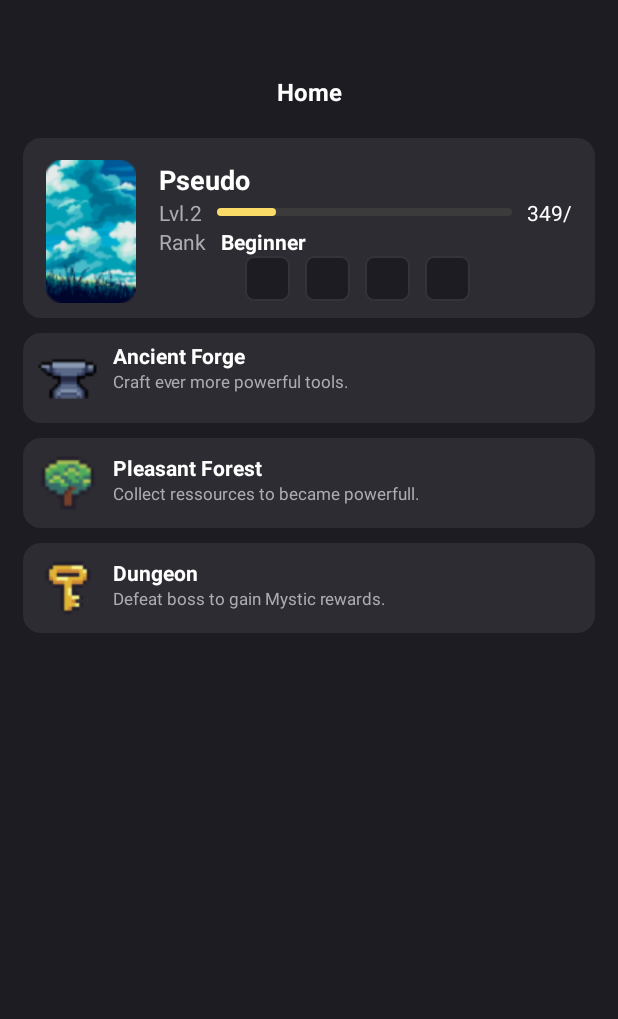
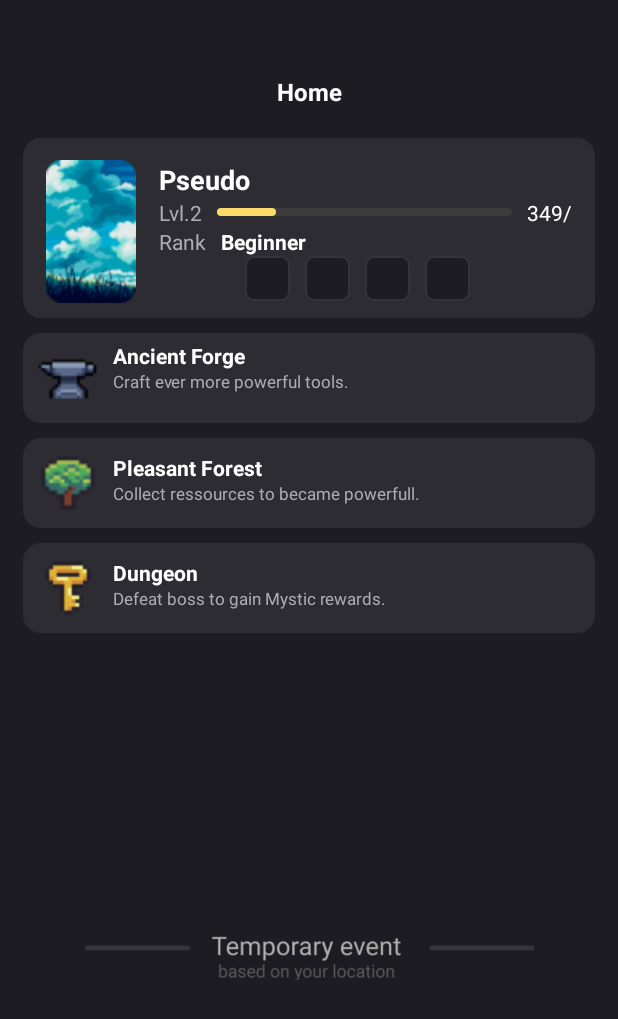
Before and after one commit to WINK3R/ShakeAndCraft, an Android app: the layout fragment_home.xml on its own in the app's theme, with its tools: preview values and no code run, on a phone screen of 412 x 824 dp. Shown: the top 1019 px of the screen. Run offline under Robolectric (Android 15) with nearby library versions, the phone set to English and light mode, and no system bars; network calls fail.

Commit message:
adaptive homepage for landscape orientation

```diff
--- a/ShakeAndCraft/app/src/main/java/com/example/shakecraft/HomeFragment.kt
+++ b/ShakeAndCraft/app/src/main/java/com/example/shakecraft/HomeFragment.kt
@@ -5,7 +5,6 @@ import android.view.LayoutInflater
 import android.view.View
 import android.view.ViewGroup
 import android.widget.ImageView
-import android.widget.LinearLayout
 import android.widget.ProgressBar
 import android.widget.TextView
 import androidx.constraintlayout.widget.ConstraintLayout
@@ -26,7 +25,7 @@ class HomeFragment : Fragment() {
     private lateinit var buttonForge : ConstraintLayout
     private lateinit var playermage : ImageView
     private lateinit var equipeditem: ImageView
-    private lateinit var event: LinearLayout
+    private lateinit var eventFishing: ImageView
 
     override fun onCreate(savedInstanceState: Bundle?) {
         super.onCreate(savedInstanceState)
@@ -62,7 +61,7 @@ class HomeFragment : Fragment() {
         playermage = view.findViewById(R.id.playerImage)
         buttonCollect = view.findViewById(R.id.buttonCollect)
         equipeditem = view.findViewById(R.id.equipedItemAttack)
-        event = view.findViewById(R.id.event_container)
+        eventFishing = view.findViewById(R.id.buttonFishing)
         buttonCollect.setOnClickListener{
             findNavController().navigate(R.id.action_homeFragment_to_collectFragment, null, NavOptions.Builder().setPopUpTo(R.id.homeFragment, false).build())
         }
@@ -84,8 +83,8 @@ class HomeFragment : Fragment() {
         playermage.setImageResource(currentPlayer.image)
         if(currentPlayer.equipedItem?.type?.image != null) equipeditem.setImageResource(
             currentPlayer.equipedItem!!.type.image)
-        if(isRaining == false){
-            event.visibility = View.VISIBLE
+        if(isRaining == true){
+            eventFishing.visibility = View.VISIBLE
 
         }
     }
--- /dev/null
+++ b/ShakeAndCraft/app/src/main/res/layout-land/fragment_home.xml
@@ -0,0 +1,449 @@
+<?xml version="1.0" encoding="utf-8"?>
+<androidx.constraintlayout.widget.ConstraintLayout xmlns:android="http://schemas.android.com/apk/res/android"
+    xmlns:app="http://schemas.android.com/apk/res-auto"
+    xmlns:tools="http://schemas.android.com/tools"
+    android:layout_width="match_parent"
+    android:layout_height="match_parent"
+    android:background="@color/black_800"
+    tools:context=".MainActivity">
+
+    <TextView
+        android:id="@+id/textView2"
+        android:layout_width="wrap_content"
+        android:layout_height="wrap_content"
+        android:layout_marginTop="10dp"
+        android:paddingBottom="10dp"
+        android:text="@string/home_title"
+        android:textColor="@color/white"
+        android:textSize="16sp"
+        android:textStyle="bold"
+        app:layout_constraintEnd_toEndOf="parent"
+        app:layout_constraintStart_toStartOf="parent"
+        app:layout_constraintTop_toTopOf="parent" />
+
+    <androidx.constraintlayout.widget.ConstraintLayout
+        android:id="@+id/constraintLayout"
+        android:layout_width="250dp"
+        android:layout_height="wrap_content"
+        android:layout_marginHorizontal="15dp"
+        android:background="@drawable/rounded_border_button"
+        android:paddingLeft="15dp"
+        android:paddingRight="15dp"
+        app:layout_constraintBottom_toBottomOf="parent"
+        app:layout_constraintStart_toStartOf="parent"
+        app:layout_constraintTop_toBottomOf="@+id/textView2">
+
+
+        <LinearLayout
+            android:id="@+id/profil_container"
+            android:layout_width="match_parent"
+            android:layout_height="match_parent"
+            android:gravity="center_vertical"
+            android:orientation="horizontal"
+            app:layout_constraintEnd_toEndOf="parent"
+            app:layout_constraintStart_toStartOf="parent">
+
+            <FrameLayout
+                android:layout_width="wrap_content"
+                android:layout_height="wrap_content"
+                android:layout_marginVertical="10dp">
+
+                <ImageView
+                    android:id="@+id/imageView2"
+                    android:layout_width="60dp"
+                    android:layout_height="95dp"
+                    android:layout_gravity="bottom"
+                    android:contentDescription="@string/landscape"
+                    android:src="@drawable/background" />
+
+                <ImageView
+                    android:id="@+id/playerImage"
+                    android:layout_width="50dp"
+                    android:layout_height="80dp"
+                    android:layout_gravity="bottom"
+                    android:contentDescription="Landscape" />
+            </FrameLayout>
+
+            <LinearLayout
+                android:layout_width="match_parent"
+                android:layout_height="wrap_content"
+                android:layout_marginLeft="15dp"
+                android:layout_marginTop="15dp"
+                android:orientation="vertical">
+
+                <TextView
+                    android:id="@+id/pseudoTextView"
+                    android:layout_width="wrap_content"
+                    android:layout_height="wrap_content"
+                    android:text="Pseudo"
+                    android:textColor="@color/white"
+                    android:textSize="18sp"
+                    android:textStyle="bold" />
+
+                <LinearLayout
+                    android:layout_width="match_parent"
+                    android:layout_height="wrap_content"
+                    android:gravity="center_vertical"
+                    android:orientation="horizontal">
+
+                    <TextView
+                        android:id="@+id/textView6"
+                        android:layout_width="wrap_content"
+                        android:layout_height="wrap_content"
+                        android:text="Lvl."
+                        android:textColor="@color/grey_300" />
+
+                    <TextView
+                        android:id="@+id/levelTextView"
+                        android:layout_width="wrap_content"
+                        android:layout_height="wrap_content"
+                        android:text="2"
+                        android:textColor="@color/grey_300" />
+
+                    <ProgressBar
+                        android:id="@+id/levelProgressBar"
+                        style="?android:attr/progressBarStyleHorizontal"
+                        android:layout_width="wrap_content"
+                        android:layout_height="5dp"
+                        android:layout_marginHorizontal="10dp"
+                        android:layout_weight="1"
+                        android:max="100"
+                        android:progress="20"
+                        android:progressDrawable="@drawable/custom_level_progressbar" />
+
+                    <TextView
+                        android:id="@+id/xpTextView"
+                        android:layout_width="wrap_content"
+                        android:layout_height="wrap_content"
+                        android:text="349"
+                        android:textColor="@color/white" />
+
+                    <TextView
+                        android:id="@+id/textView7"
+                        android:layout_width="wrap_content"
+                        android:layout_height="wrap_content"
+                        android:text="/"
+                        android:textColor="@color/white" />
+
+                    <TextView
+                        android:id="@+id/maxXpTextView"
+                        android:layout_width="wrap_content"
+                        android:layout_height="wrap_content"
+                        android:textColor="@color/white" />
+
+                </LinearLayout>
+
+                <LinearLayout
+                    android:layout_width="match_parent"
+                    android:layout_height="wrap_content"
+                    android:orientation="horizontal">
+
+                    <TextView
+                        android:id="@+id/textView6"
+                        android:layout_width="wrap_content"
+                        android:layout_height="wrap_content"
+                        android:paddingRight="10dp"
+                        android:text="Rank"
+                        android:textColor="@color/grey_300" />
+
+
+                    <TextView
+                        android:id="@+id/rankTextView"
+                        android:layout_width="wrap_content"
+                        android:layout_height="wrap_content"
+                        android:text="Beginner"
+                        android:textColor="@color/white"
+                        android:textStyle="bold" />
+                </LinearLayout>
+                <LinearLayout
+                    android:layout_width="match_parent"
+                    android:layout_height="wrap_content"
+                    android:gravity="center_horizontal"
+                    android:paddingBottom="15dp"
+                    app:layout_constraintBottom_toBottomOf="parent"
+                    app:layout_constraintTop_toBottomOf="@+id/profil_container"
+                    tools:layout_editor_absoluteX="15dp">
+
+                    <ImageView
+                        android:id="@+id/equipedItemAttack"
+                        android:layout_width="30dp"
+                        android:layout_height="30dp"
+                        android:layout_gravity="bottom"
+                        android:layout_marginRight="10dp"
+                        android:background="@drawable/background_equiped_item"
+                        android:contentDescription="Landscape"
+                        android:tooltipText="Equiped Weapon" />
+
+                    <ImageView
+                        android:id="@+id/equipedItemFishing"
+                        android:layout_width="30dp"
+                        android:layout_height="30dp"
+                        android:layout_gravity="bottom"
+                        android:layout_marginRight="10dp"
+                        android:background="@drawable/background_equiped_item"
+                        android:contentDescription="Landscape"
+                        android:tooltipText="Equiped Fishing Rod" />
+
+                    <ImageView
+                        android:id="@+id/equipedItemCollect"
+                        android:layout_width="30dp"
+                        android:layout_height="30dp"
+                        android:layout_gravity="bottom"
+                        android:layout_marginRight="10dp"
+                        android:background="@drawable/background_equiped_item"
+                        android:contentDescription="Landscape"
+                        android:tooltipText="Equiped Tool" />
+
+                    <ImageView
+                        android:id="@+id/equipedItemArmor"
+                        android:layout_width="30dp"
+                        android:layout_height="30dp"
+                        android:layout_gravity="bottom"
+                        android:layout_marginRight="10dp"
+                        android:background="@drawable/background_equiped_item"
+                        android:contentDescription="Landscape"
+                        android:tooltipText="Equiped Armor" />
+                </LinearLayout>
+
+
+            </LinearLayout>
+
+        </LinearLayout>
+
+
+
+    </androidx.constraintlayout.widget.ConstraintLayout>
+
+
+    <ScrollView
+        android:id="@+id/scroll_activties"
+        android:layout_width="220dp"
+        android:layout_height="200dp"
+        android:layout_marginStart="20dp"
+        app:layout_constraintBottom_toBottomOf="parent"
+        app:layout_constraintStart_toEndOf="@+id/constraintLayout"
+        app:layout_constraintTop_toBottomOf="@+id/textView2">
+
+        <androidx.constraintlayout.widget.ConstraintLayout
+            android:layout_width="wrap_content"
+            android:layout_height="wrap_content">
+
+            <androidx.constraintlayout.widget.ConstraintLayout
+                android:id="@+id/buttonForge"
+                android:layout_width="wrap_content"
+                android:layout_height="60dp"
+                android:layout_marginHorizontal="15dp"
+                android:layout_marginVertical="10dp"
+                android:background="@drawable/rounded_border_button"
+                android:clickable="true"
+                android:foreground="?android:attr/selectableItemBackground"
+                app:layout_constraintEnd_toEndOf="parent"
+                app:layout_constraintStart_toStartOf="parent"
+                app:layout_constraintTop_toBottomOf="@+id/constraintLayout">
+
+
+                <LinearLayout
+                    android:layout_width="wrap_content"
+                    android:layout_height="wrap_content"
+                    android:orientation="horizontal"
+                    app:layout_constraintBottom_toBottomOf="parent"
+                    app:layout_constraintStart_toStartOf="parent"
+                    app:layout_constraintTop_toTopOf="parent">
+
+                    <ImageView
+                        android:id="@+id/imageView2"
+                        android:layout_width="40dp"
+                        android:layout_height="50dp"
+                        android:layout_marginLeft="10dp"
+
+                        android:layout_marginRight="10dp"
+                        android:src="@drawable/ic_anvil" />
+
+                    <LinearLayout
+                        android:layout_width="wrap_content"
+                        android:layout_height="wrap_content"
+                        android:orientation="vertical">
+
+                        <TextView
+                            android:id="@+id/textView4"
+                            android:layout_width="wrap_content"
+                            android:layout_height="wrap_content"
+                            android:text="Ancient Forge"
+                            android:textColor="@color/white"
+                            android:textStyle="bold" />
+
+                        <TextView
+                            android:id="@+id/textView5"
+                            android:layout_width="wrap_content"
+                            android:layout_height="wrap_content"
+                            android:text="Craft ever more powerful tools."
+                            android:textColor="@color/grey_300"
+                            android:textSize="11sp" />
+                    </LinearLayout>
+                </LinearLayout>
+
+            </androidx.constraintlayout.widget.ConstraintLayout>
+
+            <androidx.constraintlayout.widget.ConstraintLayout
+                android:id="@+id/buttonCollect"
+                android:layout_width="wrap_content"
+                android:layout_height="60dp"
+                android:layout_marginHorizontal="15dp"
+                android:layout_marginVertical="10dp"
+                android:background="@drawable/rounded_border_button"
+                android:clickable="true"
+                android:foreground="?android:attr/selectableItemBackground"
+                app:layout_constraintEnd_toEndOf="parent"
+                app:layout_constraintStart_toStartOf="parent"
+                app:layout_constraintTop_toBottomOf="@+id/buttonForge">
+
+
+                <LinearLayout
+                    android:layout_width="wrap_content"
+                    android:layout_height="wrap_content"
+                    android:orientation="horizontal"
+                    app:layout_constraintBottom_toBottomOf="parent"
+                    app:layout_constraintTop_toTopOf="parent">
+
+                    <ImageView
+                        android:id="@+id/imageView2"
+                        android:layout_width="40dp"
+                        android:layout_height="40dp"
+                        android:layout_marginLeft="10dp"
+                        android:layout_marginRight="10dp"
+                        android:src="@drawable/ic_tree" />
+
+                    <LinearLayout
+                        android:layout_width="wrap_content"
+                        android:layout_height="wrap_content"
+                        android:orientation="vertical">
+
+                        <TextView
+                            android:id="@+id/textView4"
+                            android:layout_width="wrap_content"
+                            android:layout_height="wrap_content"
+                            android:text="Pleasant Forest"
+                            android:textColor="@color/white"
+                            android:textStyle="bold" />
+
+                        <TextView
+                            android:id="@+id/textView5"
+                            android:layout_width="wrap_content"
+                            android:layout_height="wrap_content"
+                            android:text="Collect ressources to became powerfull."
+                            android:textColor="@color/grey_300"
+                            android:textSize="11sp" />
+                    </LinearLayout>
+
+                </LinearLayout>
+
+
+            </androidx.constraintlayout.widget.ConstraintLayout>
+
+            <androidx.constraintlayout.widget.ConstraintLayout
+                android:id="@+id/buttonBoss"
+                android:layout_width="wrap_content"
+                android:layout_height="60dp"
+                android:layout_marginHorizontal="15dp"
+                android:layout_marginVertical="10dp"
+                android:background="@drawable/rounded_border_button"
+                android:clickable="true"
+                android:foreground="?android:attr/selectableItemBackground"
+                app:layout_constraintEnd_toEndOf="parent"
+                app:layout_constraintStart_toStartOf="parent"
+                app:layout_constraintTop_toBottomOf="@+id/buttonCollect">
+
+
+                <LinearLayout
+                    android:layout_width="wrap_content"
+                    android:layout_height="wrap_content"
+                    android:orientation="horizontal"
+                    app:layout_constraintBottom_toBottomOf="parent"
+                    app:layout_constraintTop_toTopOf="parent">
+
+                    <ImageView
+                        android:id="@+id/imageView2"
+                        android:layout_width="40dp"
+                        android:layout_height="40dp"
+                        android:layout_marginLeft="10dp"
+                        android:layout_marginRight="10dp"
+                        android:src="@drawable/ic_key" />
+
+                    <LinearLayout
+                        android:layout_width="wrap_content"
+                        android:layout_height="wrap_content"
+                        android:orientation="vertical">
+
+                        <TextView
+                            android:id="@+id/textView4"
+                            android:layout_width="wrap_content"
+                            android:layout_height="wrap_content"
+                            android:text="Dungeon"
+                            android:textColor="@color/white"
+                            android:textStyle="bold" />
+
+                        <TextView
+                            android:id="@+id/textView5"
+                            android:layout_width="wrap_content"
+                            android:layout_height="wrap_content"
+                            android:text="Defeat boss to gain Mystic rewards."
+                            android:textColor="@color/grey_300"
+                            android:textSize="11sp" />
+                    </LinearLayout>
+                </LinearLayout>
+
+
+            </androidx.constraintlayout.widget.ConstraintLayout>
+
+
+        </androidx.constraintlayout.widget.ConstraintLayout>
+    </ScrollView>
+
+    <LinearLayout
+        android:id="@+id/event_container"
+        android:layout_width="wrap_content"
+        android:layout_height="200dp"
+        android:gravity="center_horizontal"
+        android:orientation="vertical"
+        android:paddingBottom="20dp"
+        android:visibility="visible"
+        app:layout_constraintBottom_toBottomOf="parent"
+        app:layout_constraintEnd_toEndOf="parent"
+        app:layout_constraintStart_toEndOf="@+id/scroll_activties"
+        app:layout_constraintTop_toBottomOf="@+id/textView2">
+
+
+        <ImageView
+            android:id="@+id/event_message"
+            android:layout_width="wrap_content"
+            android:layout_height="wrap_content"
+            android:adjustViewBounds="true"
+            android:clickable="true"
+            android:maxWidth="200dip"
+            android:scaleType="centerCrop"
+            android:src="@drawable/event_message"
+            android:visibility="visible">
+
+
+        </ImageView>
+        <ImageView
+            android:id="@+id/buttonFishing"
+            android:layout_width="wrap_content"
+            android:layout_height="wrap_content"
+            android:adjustViewBounds="true"
+            android:clickable="true"
+            android:visibility="gone"
+            android:maxWidth="200dip"
+            android:scaleType="centerCrop"
+            android:src="@drawable/fishing_event">
+
+
+        </ImageView>
+    </LinearLayout>
+
+
+
+
+
+
+</androidx.constraintlayout.widget.ConstraintLayout>
--- a/ShakeAndCraft/app/src/main/res/layout/fragment_home.xml
+++ b/ShakeAndCraft/app/src/main/res/layout/fragment_home.xml
@@ -368,9 +368,9 @@
 <LinearLayout
     android:orientation="vertical"
     android:id="@+id/event_container"
-    android:layout_height="wrap_content"
-    android:gravity="center"
-    android:visibility="gone"
+    android:layout_height="200dp"
+    android:gravity="center_horizontal"
+    android:visibility="visible"
     android:layout_width="match_parent"
     app:layout_constraintBottom_toBottomOf="parent"
     app:layout_constraintEnd_toEndOf="parent"
@@ -394,7 +394,7 @@
     </ImageView>
     <ImageView
         android:id="@+id/buttonFishing"
-        android:visibility="visible"
+        android:visibility="gone"
         android:clickable="true"
         android:layout_width="wrap_content"
         android:layout_height="wrap_content"
```
